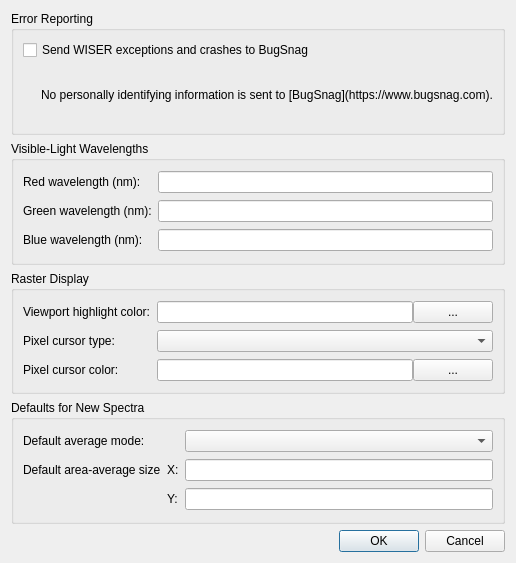
Ehlmann-research-group/WISER, file src/gui/ui_files/app_config.ui: the form before one commit.
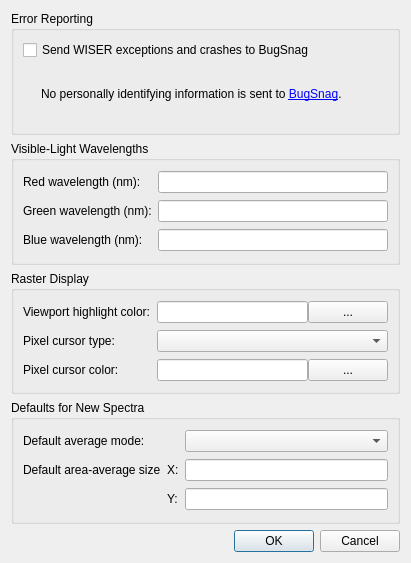
The form after the commit.

Commit message:
Change BugSnag label to use RichText
The version of Qt5/PySide2 on Windows/Anaconda doesn't support markdown
text in labels yet.  So, switch the label text to rich-text.

Diff of the .ui file:
```diff
--- a/src/gui/ui_files/app_config.ui
+++ b/src/gui/ui_files/app_config.ui
@@ -30,10 +30,10 @@
       <item row="1" column="0">
        <widget class="QLabel" name="lbl_online_bug_reporting">
         <property name="text">
-         <string>No personally identifying information is sent to [BugSnag](https://www.bugsnag.com).</string>
+         <string>&lt;html&gt;&lt;head/&gt;&lt;body&gt;&lt;p&gt;No personally identifying information is sent to &lt;a href=&quot;https://www.bugsnag.com&quot;&gt;BugSnag&lt;/a&gt;.&lt;/p&gt;&lt;/body&gt;&lt;/html&gt;</string>
         </property>
         <property name="textFormat">
-         <enum>Qt::MarkdownText</enum>
+         <enum>Qt::RichText</enum>
         </property>
         <property name="indent">
          <number>18</number>
```
